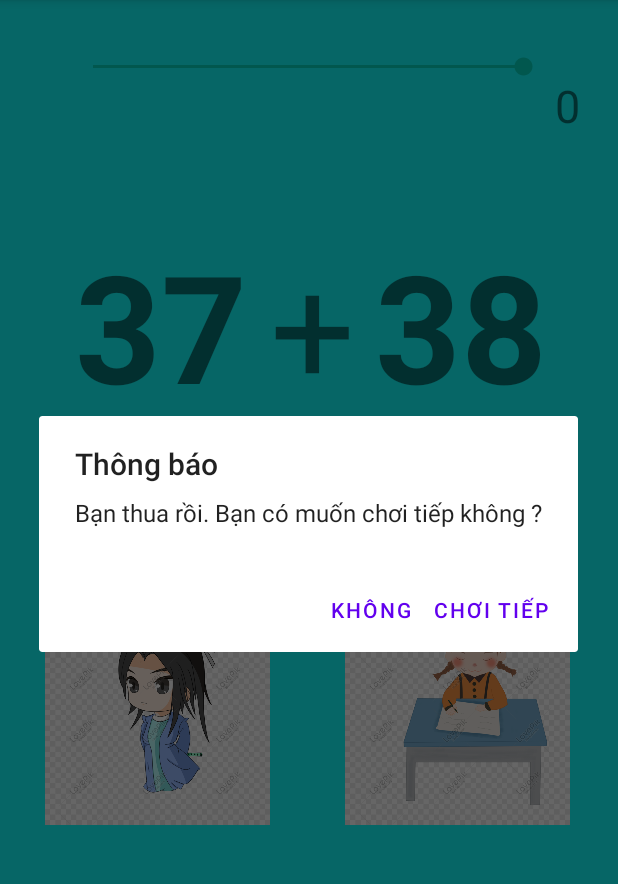
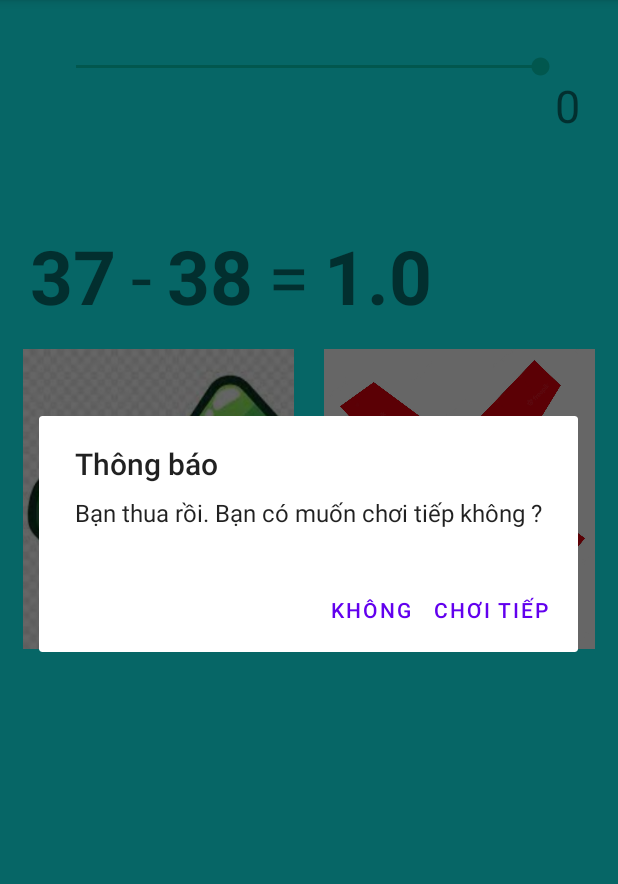
Before and after one commit to VuVanHao/FreakingMath, an Android app: the screen it shows after launch (MainActivity), after a tap on an icon or button, on a phone screen of 412 x 824 dp, the part 84-968 px from its top. Run offline under Robolectric (Android 15) with nearby library versions, the phone set to English and light mode, and no system bars.

Commit message:
add random operator for math

```diff
--- a/app/src/main/java/com/haovu/freakingmath/MainActivity.java
+++ b/app/src/main/java/com/haovu/freakingmath/MainActivity.java
@@ -4,6 +4,7 @@ import androidx.appcompat.app.AlertDialog;
 import androidx.appcompat.app.AppCompatActivity;
 
 import android.content.DialogInterface;
+import android.content.DialogInterface.OnClickListener;
 import android.graphics.Color;
 import android.os.Bundle;
 import android.view.View;
@@ -21,13 +22,14 @@ import java.util.TimerTask;
 public class MainActivity extends AppCompatActivity {
 
     SeekBar skTime;
-    TextView Score,Num1,Num2,KQ;
+    TextView Score,Num1,Num2,KQ, operator_text;
     ImageButton Dung,Sai;
     RelativeLayout lo;
     int score = 0;
     int thoigian;
     Timer timer;
     boolean flag = false;
+    int operator = 0;
     ArrayList<Integer> bgColor = new ArrayList<>();
     @Override
     protected void onCreate(Bundle savedInstanceState) {
@@ -38,14 +40,17 @@ public class MainActivity extends AppCompatActivity {
     }
     public void init()
     {
-        skTime = (SeekBar) findViewById(R.id.skTime);
-        Score = (TextView) findViewById(R.id.Score);
-        Num1 = (TextView) findViewById(R.id.Number1);
-        Num2 = (TextView) findViewById(R.id.Number2);
-        KQ = (TextView) findViewById(R.id.KetQua);
-        Dung = (ImageButton) findViewById(R.id.True);
-        Sai = (ImageButton) findViewById(R.id.False);
-        lo = (RelativeLayout) findViewById(R.id.RL);
+
+        flag = false;
+        skTime = findViewById(R.id.skTime);
+        Score = findViewById(R.id.Score);
+        Num1 = findViewById(R.id.Number1);
+        Num2 = findViewById(R.id.Number2);
+        KQ = findViewById(R.id.KetQua);
+        Dung = findViewById(R.id.True);
+        Sai = findViewById(R.id.False);
+        lo = findViewById(R.id.RL);
+        operator_text = findViewById(R.id.textView3);
         pheptoan();
         score = 0;
         Score.setText(String.valueOf(score));
@@ -56,19 +61,9 @@ public class MainActivity extends AppCompatActivity {
         {
             Lose();
         }
-        Dung.setOnClickListener(new View.OnClickListener() {
-            @Override
-            public void onClick(View view) {
-                dung();
-            }
-        });
+        Dung.setOnClickListener(view -> dung());
 
-        Sai.setOnClickListener(new View.OnClickListener() {
-            @Override
-            public void onClick(View view) {
-                sai();
-            }
-        });
+        Sai.setOnClickListener(view -> sai());
     }
     public int getRandomMinMax(int min,int max)
     {
@@ -76,20 +71,41 @@ public class MainActivity extends AppCompatActivity {
     }
     public void pheptoan()
     {
-        int r1 = getRandomMinMax(0,51);
+        int r1 = getRandomMinMax(1,51);
         Num1.setText(String.valueOf(r1));
-        int r2 = getRandomMinMax(0,51);
+        int r2 = getRandomMinMax(1,51);
         Num2.setText(String.valueOf(r2));
+        operator = getRandomMinMax(1,4);
+        int r3 = 0;
+        switch (operator){
+            case 1:
+                operator_text.setText("+");
+                r3 = r1 + r2;
+                break;
+            case 2:
+                operator_text.setText("-");
+                r3 = r1 - r2;
+                break;
+            case 3:
+                operator_text.setText("*");
+                r3 = r1 * r2;
+                break;
+            case 4:
+                operator_text.setText(":");
+                r3 = r1 / r2;
+                break;
+        }
 
-        int r3 = r1 + r2;
-        int kq = getRandomMinMax(r3 - 3,r3 + 3);
+        double kq = (double) Math.round(getRandomMinMax(r3 - 3,r3 + 3) * 10) / 10;
         KQ.setText(String.valueOf(kq));
     }
     public void dung()
     {
         int So1 = Integer.parseInt(Num1.getText().toString());
         int So2 = Integer.parseInt(Num2.getText().toString());
-        int ketqua = Integer.parseInt(KQ.getText().toString());
+        double ketqua = Double.parseDouble(KQ.getText().toString());
+        switch (operator){
+            case 1:
                 if(So1 + So2 == ketqua)
                 {
                     score += 1;
@@ -102,50 +118,131 @@ public class MainActivity extends AppCompatActivity {
                 {
                     Lose();
                 }
+                break;
+            case 2:
+                if(So1 - So2 == ketqua)
+                {
+                    score += 1;
+                    pheptoan();
+                    Score.setText(String.valueOf(score));
+                    thoigian = 100;
+                    runThoiGian();
+                }
+                else
+                {
+                    Lose();
+                }
+                break;
+            case 3:
+                if(So1 * So2 == ketqua)
+                {
+                    score += 1;
+                    pheptoan();
+                    Score.setText(String.valueOf(score));
+                    thoigian = 100;
+                    runThoiGian();
+                }
+                else
+                {
+                    Lose();
+                }
+                break;
+            case 4:
+                if(So1 / So2 == ketqua)
+                {
+                    score += 1;
+                    pheptoan();
+                    Score.setText(String.valueOf(score));
+                    thoigian = 100;
+                    runThoiGian();
+                }
+                else
+                {
+                    Lose();
+                }
+                break;
+        }
     }
     public void sai()
     {
         int So1 = Integer.parseInt(Num1.getText().toString());
         int So2 = Integer.parseInt(Num2.getText().toString());
-        int ketqua = Integer.parseInt(KQ.getText().toString());
+        double ketqua = Double.parseDouble(KQ.getText().toString());
+        switch (operator){
+            case 1:
                 if(So1 + So2 != ketqua)
                 {
                     score += 1;
                     pheptoan();
                     Score.setText(String.valueOf(score));
                     thoigian = 100;
-            runThoiGian(); // thời gian bị đè khi bấm đúng.
-
+                    runThoiGian();
                 }
                 else
                 {
                     Lose();
                 }
+                break;
+            case 2:
+                if(So1 - So2 != ketqua)
+                {
+                    score += 1;
+                    pheptoan();
+                    Score.setText(String.valueOf(score));
+                    thoigian = 100;
+                    runThoiGian();
+                }
+                else
+                {
+                    Lose();
+                }
+                break;
+            case 3:
+                if(So1 * So2 != ketqua)
+                {
+                    score += 1;
+                    pheptoan();
+                    Score.setText(String.valueOf(score));
+                    thoigian = 100;
+                    runThoiGian();
+                }
+                else
+                {
+                    Lose();
+                }
+                break;
+            case 4:
+                if((double)So1 / (double)So2 != ketqua)
+                {
+                    score += 1;
+                    pheptoan();
+                    Score.setText(String.valueOf(score));
+                    thoigian = 100;
+                    runThoiGian();
+                }
+                else
+                {
+                    Lose();
+                }
+                break;
+        }
     }
     public void Lose()
     {
+        if (timer != null){
             timer.cancel();
+        }
+
         AlertDialog.Builder builder = new AlertDialog.Builder(MainActivity.this);
         builder.setTitle("Thông báo");// Đây là phần tiêu đề
         builder.setMessage("Bạn thua rồi. Bạn có muốn chơi tiếp không ?");// Nội dung
         builder.setCancelable(false);
-        //Positive là phím bên phải
-        builder.setPositiveButton("Chơi tiếp", new DialogInterface.OnClickListener() {
-            @Override
-            public void onClick(DialogInterface dialogInterface, int i) {
-                init();
-            }
-        });
-        ////Negative là phím bên trái.
-        builder.setNegativeButton("Không", new DialogInterface.OnClickListener() {
-            @Override
-            public void onClick(DialogInterface dialogInterface, int i) {
+        builder.setPositiveButton("Chơi tiếp", (dialogInterface, i) -> init());
+        builder.setNegativeButton("Không", (dialogInterface, i) -> {
             finishAffinity();
             System.exit(0);
-            }
         });
         builder.create().show();
-        // Bên trong là hành động sẽ thực kiện khi mình bấm phím.
     }
     public void runThoiGian()
     {
--- a/app/src/main/res/layout/activity_main.xml
+++ b/app/src/main/res/layout/activity_main.xml
@@ -11,7 +11,8 @@
 
     <SeekBar
         android:id="@+id/skTime"
-        android:layout_width="319dp"
+        android:layout_width="match_parent"
+        android:layout_marginStart="70dp"
         android:layout_height="wrap_content"
         android:layout_centerHorizontal="true"
         android:layout_marginTop="35dp" />
@@ -29,64 +30,77 @@
         android:id="@+id/Number1"
         android:layout_width="wrap_content"
         android:layout_height="wrap_content"
-        android:layout_marginLeft="50dp"
+        android:layout_marginLeft="20dp"
         android:layout_marginTop="150dp"
         android:text="8"
-        android:textSize="100dp"
+        android:textSize="50dp"
         android:textStyle="bold" />
 
     <TextView
         android:id="@+id/Number2"
         android:layout_width="wrap_content"
         android:layout_height="wrap_content"
-        android:layout_marginLeft="250dp"
+        android:layout_toRightOf="@id/textView3"
         android:layout_marginTop="150dp"
         android:text="8"
-        android:textSize="100dp"
+        android:layout_marginStart="10dp"
+        android:textSize="50dp"
         android:textStyle="bold" />
 
     <TextView
         android:id="@+id/textView3"
         android:layout_width="wrap_content"
         android:layout_height="wrap_content"
-        android:layout_marginLeft="180dp"
+        android:layout_toRightOf="@id/Number1"
+        android:layout_marginStart="10dp"
         android:layout_marginTop="150dp"
         android:text="+"
-        android:textSize="100dp" />
+        android:textSize="50dp" />
 
     <TextView
         android:id="@+id/textView4"
         android:layout_width="wrap_content"
         android:layout_height="wrap_content"
-        android:layout_marginLeft="180dp"
-        android:layout_marginTop="250dp"
+        android:layout_toRightOf="@id/Number2"
+        android:layout_marginTop="150dp"
         android:text="="
-        android:textSize="100dp" />
+        android:layout_marginStart="10dp"
+        android:textSize="50dp" />
 
     <TextView
         android:id="@+id/KetQua"
         android:layout_width="wrap_content"
         android:layout_height="wrap_content"
-        android:layout_marginLeft="250dp"
-        android:layout_marginTop="250dp"
+        android:layout_toRightOf="@id/textView4"
+        android:layout_marginTop="150dp"
         android:text="16"
-        android:textSize="100dp"
+        android:layout_marginStart="10dp"
+        android:textSize="50dp"
         android:textStyle="bold" />
 
-    <ImageButton
-        android:id="@+id/True"
-        android:layout_width="150dp"
-        android:layout_height="150dp"
-        android:layout_marginLeft="30dp"
-        android:layout_marginTop="400dp"
-        android:background="@drawable/anh5" />
+    <LinearLayout
+        android:weightSum="10"
+        android:layout_below="@+id/KetQua"
+        android:orientation="horizontal"
+        android:layout_width="match_parent"
+        android:layout_margin="15dp"
+        android:layout_height="200dp">
 
-    <ImageButton
-        android:id="@+id/False"
-        android:layout_width="150dp"
-        android:layout_height="150dp"
-        android:layout_marginLeft="230dp"
-        android:layout_marginTop="400dp"
-        android:background="@drawable/anh4" />
+        <ImageButton
+            android:layout_marginEnd="10dp"
+            android:id="@+id/True"
+            android:layout_weight="5"
+            android:layout_width="0dp"
+            android:layout_height="wrap_content"
+            android:background="@drawable/img" />
+
+        <ImageButton
+            android:layout_marginStart="10dp"
+            android:id="@+id/False"
+            android:layout_weight="5"
+            android:layout_width="0dp"
+            android:layout_height="wrap_content"
+            android:background="@drawable/img_1" />
+    </LinearLayout>
 
 </RelativeLayout>
```
Also changed, not shown: app/src/main/res/drawable-v24/img.png (added), app/src/main/res/drawable-v24/img_1.png (added). Lines whose indentation alone changed are shown as unchanged.
